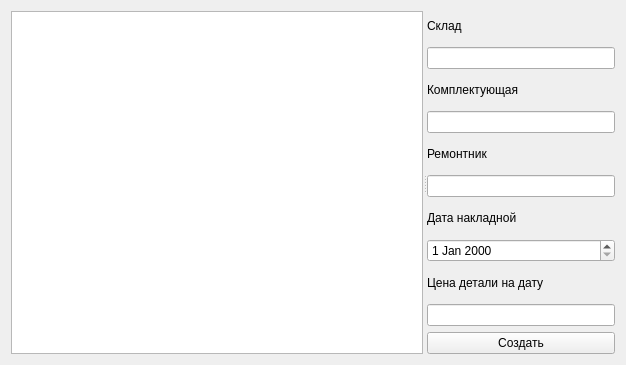
shizastudent/DeviceComponentsInv, file generatewaybillview.ui: the form before one commit.
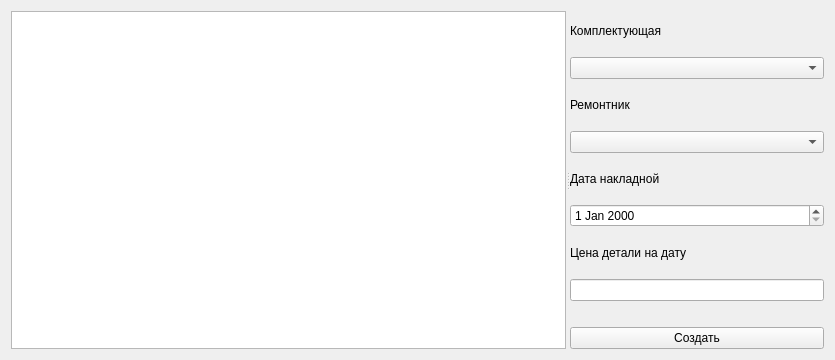
The form after the commit.

Patch:
```diff
--- a/generatewaybillview.ui
+++ b/generatewaybillview.ui
@@ -6,8 +6,8 @@
    <rect>
     <x>0</x>
     <y>0</y>
-    <width>626</width>
-    <height>365</height>
+    <width>835</width>
+    <height>360</height>
    </rect>
   </property>
   <property name="windowTitle">
@@ -20,18 +20,10 @@
       <enum>Qt::Horizontal</enum>
      </property>
      <widget class="QTableView" name="tvWaybills"/>
-     <widget class="QWidget" name="">
+     <widget class="QWidget" name="layoutWidget">
+      <layout class="QVBoxLayout" name="verticalLayout_2">
+       <item>
       <layout class="QVBoxLayout" name="verticalLayout">
-       <item>
-        <widget class="QLabel" name="label">
-         <property name="text">
-          <string>Склад</string>
-         </property>
-        </widget>
-       </item>
-       <item>
-        <widget class="QLineEdit" name="leIdWarehouse"/>
-       </item>
        <item>
         <widget class="QLabel" name="label_2">
          <property name="text">
@@ -40,7 +32,7 @@
         </widget>
        </item>
        <item>
-        <widget class="QLineEdit" name="leIdComponent"/>
+          <widget class="QComboBox" name="comboBox"/>
        </item>
        <item>
         <widget class="QLabel" name="label_3">
@@ -50,7 +42,7 @@
         </widget>
        </item>
        <item>
-        <widget class="QLineEdit" name="leidRepairer"/>
+          <widget class="QComboBox" name="comboBox_2"/>
        </item>
        <item>
         <widget class="QLabel" name="label_4">
@@ -71,6 +63,21 @@
        </item>
        <item>
         <widget class="QLineEdit" name="lePriceonDate"/>
+         </item>
+         <item>
+          <spacer name="horizontalSpacer">
+           <property name="orientation">
+            <enum>Qt::Horizontal</enum>
+           </property>
+           <property name="sizeHint" stdset="0">
+            <size>
+             <width>40</width>
+             <height>20</height>
+            </size>
+           </property>
+          </spacer>
+         </item>
+        </layout>
        </item>
        <item>
         <widget class="QPushButton" name="pushButton">
```
Lines whose indentation alone changed are shown as unchanged.
